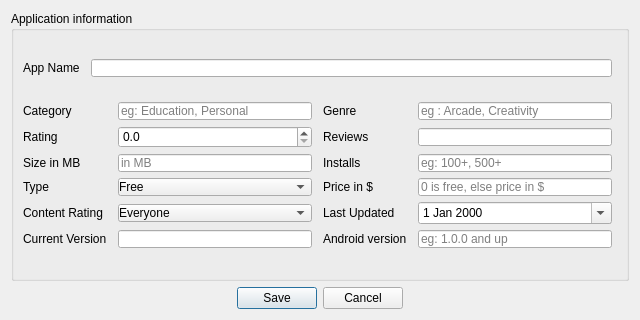
Above: venv/src/UI/insert_document.ui from Shehyaaz/BDA-Project before the change. Below: the same form after it.
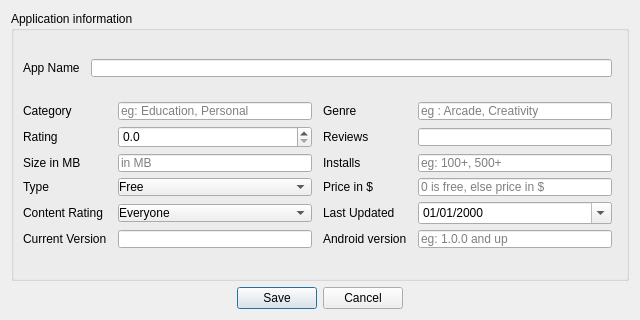
That is the form after the change. Icons and pictures are not drawn.

```diff
--- a/venv/src/UI/insert_document.ui
+++ b/venv/src/UI/insert_document.ui
@@ -298,6 +298,9 @@
             <property name="currentSection">
              <enum>QDateTimeEdit::DaySection</enum>
             </property>
+            <property name="displayFormat">
+             <string>dd/MM/yyyy</string>
+            </property>
             <property name="calendarPopup">
              <bool>true</bool>
             </property>
```
